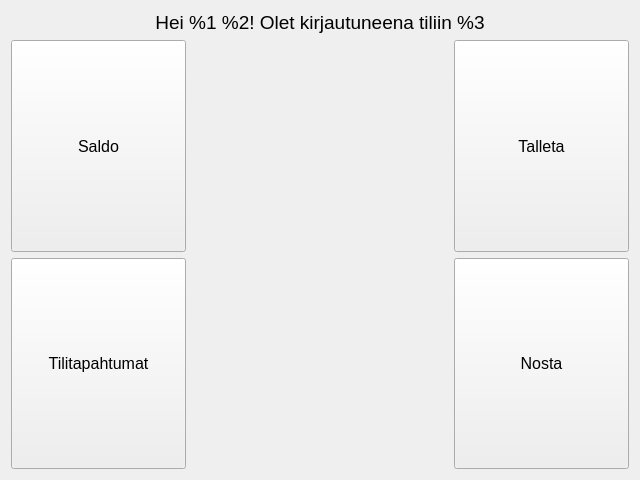
Qt form atm-ui/form/page/pagemainaccountview.ui (banksimul2022/group15) before a commit.
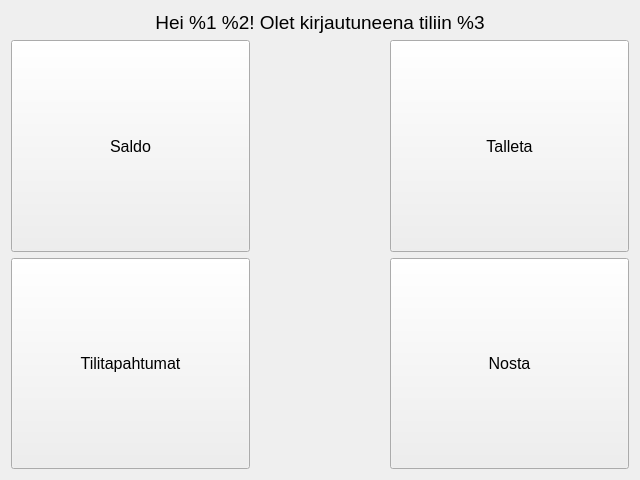
The same form after that commit. Custom widgets are drawn as their Qt base class.

Commit message: atm-ui: Finalize profile picture implementation

The edit to the form file:
```diff
--- a/atm-ui/form/page/pagemainaccountview.ui
+++ b/atm-ui/form/page/pagemainaccountview.ui
@@ -95,7 +95,23 @@
      <item>
       <layout class="QVBoxLayout" name="verticalLayout">
        <item>
-        <widget class="QLabel" name="lblProfilePcitore">
+        <spacer name="profileSpacerTop">
+         <property name="orientation">
+          <enum>Qt::Vertical</enum>
+         </property>
+         <property name="sizeType">
+          <enum>QSizePolicy::Maximum</enum>
+         </property>
+         <property name="sizeHint" stdset="0">
+          <size>
+           <width>20</width>
+           <height>40</height>
+          </size>
+         </property>
+        </spacer>
+       </item>
+       <item>
+        <widget class="QLabel" name="lblProfilePicture">
          <property name="sizePolicy">
           <sizepolicy hsizetype="Preferred" vsizetype="Preferred">
            <horstretch>0</horstretch>
@@ -104,14 +120,14 @@
          </property>
          <property name="minimumSize">
           <size>
-           <width>256</width>
-           <height>256</height>
+           <width>128</width>
+           <height>128</height>
           </size>
          </property>
          <property name="maximumSize">
           <size>
-           <width>256</width>
-           <height>256</height>
+           <width>128</width>
+           <height>128</height>
           </size>
          </property>
          <property name="alignment">
```
Left out of the diff: 2 changed lines with no effect on the pictures. The commit also changes 1 other file.
